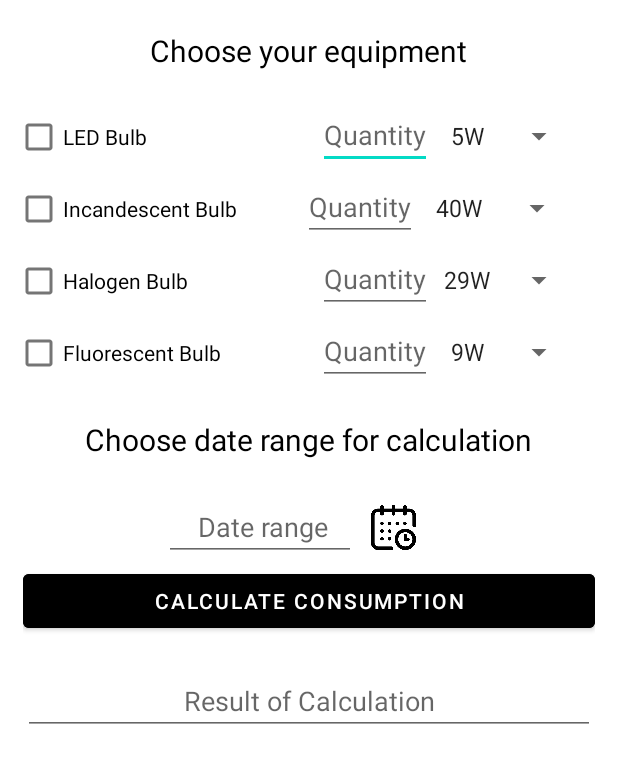
After one commit to vjatsishin/Guard-Line-diploma-project, an Android app: the CalculationActivity screen opened directly, with no data from a screen before it, on a phone screen of 412 x 824 dp. The commit adds this screen. Shown: the top 763 px of the screen. Run offline under Robolectric (Android 15) with nearby library versions, the phone set to English and light mode, and no system bars.

Commit message:
added new functional for calculating consumption

```diff
--- a/app/build.gradle
+++ b/app/build.gradle
@@ -3,13 +3,13 @@ plugins {
 }
 
 android {
-    compileSdkVersion 30
+    compileSdkVersion 34
     buildToolsVersion "30.0.2"
 
     defaultConfig {
         applicationId "com.example.myapplication"
         minSdkVersion 24
-        targetSdkVersion 30
+        targetSdkVersion 34
         versionCode 1
         versionName "1.0"
 
--- a/app/src/main/AndroidManifest.xml
+++ b/app/src/main/AndroidManifest.xml
@@ -10,7 +10,11 @@
         android:supportsRtl="true"
         android:theme="@style/Theme.MyApplication">
         <activity android:name=".SecondActivity"></activity>
-        <activity android:name=".MainActivity">
+
+        <activity android:name=".CalculationActivity"></activity>
+
+        <activity android:name=".MainActivity"
+            android:exported="true">
             <intent-filter>
                 <action android:name="android.intent.action.MAIN" />
 
--- /dev/null
+++ b/app/src/main/java/com/example/myapplication/CalculationActivity.java
@@ -0,0 +1,97 @@
+package com.example.myapplication;
+
+import android.os.Bundle;
+import android.view.View;
+import android.widget.AdapterView;
+import android.widget.ArrayAdapter;
+import android.widget.Button;
+import android.widget.CheckBox;
+import android.widget.EditText;
+import android.widget.ImageButton;
+import android.widget.Spinner;
+
+import androidx.annotation.Nullable;
+import androidx.appcompat.app.AppCompatActivity;
+
+public class CalculationActivity extends AppCompatActivity {
+
+    private ImageButton calendarBtn;
+    private Button calculateConsumptionBtn;
+    private EditText  consumptionResult, dateRange, quantityLedBulb, quantityIncandescentBulb, quantityHalogenBulb, quantityFluorescentBulb;
+    private CheckBox ledCheckBox, incandescentCheckBox, halogenCheckBox, fluorescentCheckBox;
+    private Spinner ledBulbPower, incandescentBulbPower, halogenBulbPower, fluorescentBulbPower;
+    @Override
+    protected void onCreate(@Nullable Bundle savedInstanceState) {
+        super.onCreate(savedInstanceState);
+        setContentView(R.layout.calculation_layout);
+        initComponents();
+    }
+
+    private void initComponents() {
+        calendarBtn = findViewById(R.id.calendarBtn);
+        calculateConsumptionBtn = findViewById(R.id.calculateConsumptionBtn);
+        consumptionResult = findViewById(R.id.consumptionResult);
+        dateRange = findViewById(R.id.dateRange);
+        quantityLedBulb = findViewById(R.id.quantityLedBulb);
+        quantityIncandescentBulb = findViewById(R.id.quantityIncandescentBulb);
+        quantityHalogenBulb = findViewById(R.id.quantityHalogenBulb);
+        quantityFluorescentBulb = findViewById(R.id.quantityFluorescentBulb);
+        ledCheckBox = findViewById(R.id.ledBulb);
+        incandescentCheckBox = findViewById(R.id.incandescentBulb);
+        halogenCheckBox = findViewById(R.id.halogenBulb);
+        fluorescentCheckBox = findViewById(R.id.fluorescentBulb);
+        ledBulbPower = findViewById(R.id.ledBulbPower);
+        incandescentBulbPower = findViewById(R.id.incandescentBulbPower);
+        halogenBulbPower = findViewById(R.id.halogenBulbPower);
+        fluorescentBulbPower = findViewById(R.id.fluorescentBulbPower);
+
+        String[] ledBulbAdapterStrings = {"5W", "7W", "9W", "12W", "15W"};
+        String[] incandescentBulbAdapterStrings = {"40W", "60W", "75W", "100W"};
+        String[] fluorescentBulbAdapterStrings = {"9W", "14W", "19W", "29W"};
+        String[] halogenBulbAdapterStrings = {"29W", "43W", "53W", "72W"};
+
+        ArrayAdapter<String> ledAdapter = new ArrayAdapter<>
+                (this,android.R.layout.simple_spinner_item,ledBulbAdapterStrings);
+        ArrayAdapter<String> incandescentAdapter = new ArrayAdapter<>
+                (this,android.R.layout.simple_spinner_item,incandescentBulbAdapterStrings);
+        ArrayAdapter<String> fluorescentAdapter = new ArrayAdapter<>
+                (this,android.R.layout.simple_spinner_item,fluorescentBulbAdapterStrings);
+        ArrayAdapter<String> halogenAdapter = new ArrayAdapter<>
+                (this,android.R.layout.simple_spinner_item,halogenBulbAdapterStrings);
+
+
+        ledBulbPower.setAdapter(ledAdapter);
+        ledBulbPower.setDropDownHorizontalOffset(400);
+        incandescentBulbPower.setAdapter(incandescentAdapter);
+        incandescentBulbPower.setDropDownHorizontalOffset(400);
+        fluorescentBulbPower.setAdapter(fluorescentAdapter);
+        fluorescentBulbPower.setDropDownHorizontalOffset(400);
+        halogenBulbPower.setAdapter(halogenAdapter);
+        halogenBulbPower.setDropDownHorizontalOffset(400);
+    }
+
+    @Override
+    protected void onStart() {
+        super.onStart();
+    }
+
+    @Override
+    protected void onStop() {
+        super.onStop();
+    }
+
+    @Override
+    protected void onDestroy() {
+        super.onDestroy();
+    }
+
+    @Override
+    protected void onPause() {
+        super.onPause();
+    }
+
+    @Override
+    protected void onResume() {
+        super.onResume();
+    }
+}
--- a/app/src/main/java/com/example/myapplication/MainActivity.java
+++ b/app/src/main/java/com/example/myapplication/MainActivity.java
@@ -87,33 +87,35 @@ public class MainActivity extends AppCompatActivity {
             @Override
             public void onClick(DialogInterface dialogInterface, int which) {
 
-                if (TextUtils.isEmpty(email.getText().toString())){
+                startActivity(new Intent(MainActivity.this, SecondActivity.class));
 
-                    Snackbar.make(root, "input your email", Snackbar.LENGTH_SHORT).show();
-                    return;
-                }
-                if (password.getText().toString().length()<8){
-
-                    Snackbar.make(root, "input your password which more then 8 symbols", Snackbar.LENGTH_SHORT).show();
-                    return;
-                }
-
-                auth.signInWithEmailAndPassword(email.getText().toString(), password.getText().toString())
-                .addOnSuccessListener(new OnSuccessListener<AuthResult>() {
-                    @Override
-                    public void onSuccess(AuthResult authResult) {
-
-                        startActivity(new Intent(MainActivity.this, SecondActivity.class));
-
-                    }
-                })
-
-                .addOnFailureListener(new OnFailureListener() {
-                    @Override
-                    public void onFailure(@NonNull Exception e) {
-                        Snackbar.make(root, "incorect authorization. " + e.getMessage(),Snackbar.LENGTH_LONG).show();
-                    }
-                });
+//                if (TextUtils.isEmpty(email.getText().toString())){
+//
+//                    Snackbar.make(root, "input your email", Snackbar.LENGTH_SHORT).show();
+//                    return;
+//                }
+//                if (password.getText().toString().length()<8){
+//
+//                    Snackbar.make(root, "input your password which more then 8 symbols", Snackbar.LENGTH_SHORT).show();
+//                    return;
+//                }
+//
+//                auth.signInWithEmailAndPassword(email.getText().toString(), password.getText().toString())
+//                .addOnSuccessListener(new OnSuccessListener<AuthResult>() {
+//                    @Override
+//                    public void onSuccess(AuthResult authResult) {
+//
+//                        startActivity(new Intent(MainActivity.this, SecondActivity.class));
+//
+//                    }
+//                })
+//
+//                .addOnFailureListener(new OnFailureListener() {
+//                    @Override
+//                    public void onFailure(@NonNull Exception e) {
+//                        Snackbar.make(root, "incorect authorization. " + e.getMessage(),Snackbar.LENGTH_LONG).show();
+//                    }
+//                });
 
 
 
--- a/app/src/main/java/com/example/myapplication/Models/User.java
+++ b/app/src/main/java/com/example/myapplication/Models/User.java
@@ -1,6 +1,9 @@
 package com.example.myapplication.Models;
 
 
+import lombok.Data;
+
+@Data
 public class User {
     private String fname;
     private String sname;
--- a/app/src/main/java/com/example/myapplication/SecondActivity.java
+++ b/app/src/main/java/com/example/myapplication/SecondActivity.java
@@ -20,7 +20,7 @@ import static android.view.View.*;
 
 public class SecondActivity extends AppCompatActivity {
 
-    Button btnTemp1, btnTemp2, btnHum1, btnHum2, btnSignout;
+    Button btnTemp1, btnTemp2, btnHum1, btnHum2, btnSignout, calculateConsumption;
     FirebaseDatabase db = FirebaseDatabase.getInstance();
     DatabaseReference T1 = db.getReference("Users");
 
@@ -36,6 +36,7 @@ public class SecondActivity extends AppCompatActivity {
         super.onCreate(savedInstanceState);
         setContentView(R.layout.activity_second);
 
+        calculateConsumption = findViewById(R.id.calculateConsumption);
         btnTemp1 = findViewById(R.id.btnTemp1);
         btnTemp2 = findViewById(R.id.btnTemp2);
         btnHum1 = findViewById(R.id.btnHum1);
@@ -43,6 +44,14 @@ public class SecondActivity extends AppCompatActivity {
         btnSignout = findViewById(R.id.btnSignout);
         db= FirebaseDatabase.getInstance();
         T1 = db.getReference("Users");
+
+        calculateConsumption.setOnClickListener(new OnClickListener() {
+            @Override
+            public void onClick(View v) {
+                startActivity(new Intent(SecondActivity.this, CalculationActivity.class));
+
+            }
+        });
 
     }
 
--- a/app/src/main/java/com/example/myapplication/readTemp2.java
+++ b/app/src/main/java/com/example/myapplication/readTemp2.java
@@ -49,7 +49,7 @@ public class readTemp2 extends AppCompatActivity {
                 for(DataSnapshot ds: dataSnapshot.getChildren()){
                     User user = ds.getValue(User.class);
                     assert user != null;
-                    listData1.add(user.temperature);
+                    listData1.add(user.getTemperature());
                 }
                 adapter1.notifyDataSetChanged();
 
--- a/app/src/main/res/layout/activity_second.xml
+++ b/app/src/main/res/layout/activity_second.xml
@@ -69,10 +69,21 @@
         android:layout_marginEnd="15dp"
         android:layout_marginBottom="20dp"
         android:orientation="vertical"
-        android:weightSum="4">
+        android:weightSum="5">
+
+        <Button
+            android:id="@+id/calculateConsumption"
+            android:layout_width="match_parent"
+            android:layout_height="wrap_content"
+            android:layout_marginBottom="0dp"
+            android:layout_weight="1"
+            android:background="@drawable/btn_temp1"
+            android:text="@string/CalculateConsumption"
+            android:textColor="@color/black" />
 
         <Button
             android:id="@+id/btnTemp1"
+            android:layout_marginTop="5dp"
             android:layout_width="match_parent"
             android:layout_height="wrap_content"
             android:layout_marginBottom="0dp"
@@ -80,7 +91,8 @@
             android:background="@drawable/btn_temp1"
             android:onClick="onClickTemp2"
             android:text="@string/Temp1"
-            android:textColor="@color/black" />
+            android:textColor="@color/black"
+            tools:ignore="OnClick" />
 
         <Button
             android:id="@+id/btnTemp2"
--- /dev/null
+++ b/app/src/main/res/layout/calculation_layout.xml
@@ -0,0 +1,244 @@
+<?xml version="1.0" encoding="utf-8"?>
+<LinearLayout xmlns:android="http://schemas.android.com/apk/res/android"
+    android:layout_width="match_parent"
+    android:layout_height="match_parent">
+
+    <LinearLayout
+        android:layout_width="match_parent"
+        android:layout_height="wrap_content"
+        android:orientation="vertical">
+
+        <TextView
+            android:layout_marginTop="20dp"
+            android:layout_width="wrap_content"
+            android:layout_height="wrap_content"
+            android:textSize="20dp"
+            android:textColor="@color/black"
+            android:layout_gravity="center"
+            android:text="Choose your equipment"
+            android:layout_marginBottom="20dp"/>
+
+        <LinearLayout
+            android:layout_width="match_parent"
+            android:layout_height="wrap_content"
+            android:orientation="horizontal"
+            android:layout_marginStart="10dp"
+            android:layout_marginEnd="10dp"
+            android:weightSum="0.9">
+
+            <CheckBox
+                android:id="@+id/ledBulb"
+                android:layout_width="match_parent"
+                android:layout_height="wrap_content"
+                android:layout_weight="1"
+                android:text="LED Bulb">
+
+            </CheckBox>
+
+            <EditText
+                android:id="@+id/quantityLedBulb"
+                android:layout_width="wrap_content"
+                android:layout_height="wrap_content"
+                android:hint="Quantity">
+
+            </EditText>
+
+            <Spinner
+                android:id="@+id/ledBulbPower"
+                android:layout_width="wrap_content"
+                android:gravity="center"
+                android:layout_height="wrap_content"
+                android:hint="Power">
+
+            </Spinner>
+
+        </LinearLayout>
+
+        <LinearLayout
+            android:layout_width="match_parent"
+            android:layout_height="wrap_content"
+            android:orientation="horizontal"
+            android:layout_marginStart="10dp"
+            android:layout_marginEnd="10dp"
+            android:weightSum="0.9">
+
+            <CheckBox
+                android:id="@+id/incandescentBulb"
+                android:layout_width="match_parent"
+                android:layout_height="wrap_content"
+                android:layout_weight="1"
+                android:text="Incandescent Bulb">
+
+            </CheckBox>
+
+            <EditText
+                android:id="@+id/quantityIncandescentBulb"
+                android:layout_width="wrap_content"
+                android:layout_height="wrap_content"
+                android:hint="Quantity">
+            </EditText>
+
+            <Spinner
+                android:id="@+id/incandescentBulbPower"
+                android:layout_width="wrap_content"
+                android:layout_height="wrap_content"
+                android:gravity="center"
+                android:hint="Power">
+
+            </Spinner>
+
+        </LinearLayout>
+
+        <LinearLayout
+            android:layout_width="match_parent"
+            android:layout_height="wrap_content"
+            android:orientation="horizontal"
+            android:layout_marginStart="10dp"
+            android:layout_marginEnd="10dp"
+            android:weightSum="0.9">
+
+            <CheckBox
+                android:id="@+id/halogenBulb"
+                android:layout_width="match_parent"
+                android:layout_height="wrap_content"
+                android:layout_weight="1"
+                android:text="Halogen Bulb">
+
+            </CheckBox>
+
+            <EditText
+                android:id="@+id/quantityHalogenBulb"
+                android:layout_width="wrap_content"
+                android:layout_height="wrap_content"
+                android:hint="Quantity">
+
+            </EditText>
+
+            <Spinner
+                android:id="@+id/halogenBulbPower"
+                android:layout_width="wrap_content"
+                android:layout_height="wrap_content"
+                android:gravity="center"
+                android:hint="Power">
+
+            </Spinner>
+
+        </LinearLayout>
+
+        <LinearLayout
+            android:layout_width="match_parent"
+            android:layout_height="wrap_content"
+            android:orientation="horizontal"
+            android:layout_marginStart="10dp"
+            android:layout_marginEnd="10dp"
+            android:weightSum="0.9">
+
+            <CheckBox
+                android:id="@+id/fluorescentBulb"
+                android:layout_width="match_parent"
+                android:layout_height="wrap_content"
+                android:layout_weight="1"
+                android:text="Fluorescent Bulb">
+
+            </CheckBox>
+
+            <EditText
+                android:id="@+id/quantityFluorescentBulb"
+                android:layout_width="wrap_content"
+                android:layout_height="wrap_content"
+                android:hint="Quantity">
+
+            </EditText>
+
+            <Spinner
+                android:id="@+id/fluorescentBulbPower"
+                android:layout_width="wrap_content"
+                android:layout_height="wrap_content"
+                android:gravity="center"
+                android:hint="Power">
+
+            </Spinner>
+
+        </LinearLayout>
+
+        <LinearLayout
+            android:layout_width="match_parent"
+            android:layout_height="wrap_content"
+            android:layout_marginTop="20dp"
+            android:gravity="center">
+
+            <TextView
+                android:layout_width="wrap_content"
+                android:layout_height="wrap_content"
+                android:text="Choose date range for calculation"
+                android:textSize="20dp"
+                android:textColor="@color/black">
+
+            </TextView>
+
+
+        </LinearLayout>
+
+        <LinearLayout
+            android:layout_width="match_parent"
+            android:layout_height="wrap_content"
+            android:layout_marginTop="20dp"
+            android:gravity="center"
+            android:orientation="horizontal">
+
+            <EditText
+                android:id="@+id/dateRange"
+                android:layout_width="wrap_content"
+                android:layout_height="wrap_content"
+                android:hint="    Date range   ">
+
+            </EditText>
+
+            <ImageButton
+                android:id="@+id/calendarBtn"
+                android:layout_width="50dp"
+                android:layout_height="50dp"
+                android:background="@color/white"
+                android:padding="10dp"
+                android:layout_marginEnd="15dp"
+                android:scaleType="centerInside"
+                android:src="@drawable/calendar">
+            </ImageButton>
+        </LinearLayout>
+
+        <LinearLayout
+            android:layout_width="match_parent"
+            android:layout_height="wrap_content"
+            android:layout_marginStart="15dp"
+            android:layout_marginEnd="15dp">
+
+            <Button
+                android:id="@+id/calculateConsumptionBtn"
+                android:layout_width="match_parent"
+                android:layout_height="wrap_content"
+                android:backgroundTint="@color/black"
+                android:text="@string/CalculateConsumption">
+
+            </Button>
+        </LinearLayout>
+
+        <LinearLayout
+            android:layout_width="match_parent"
+            android:layout_height="wrap_content"
+            android:layout_marginStart="15dp"
+            android:layout_marginEnd="15dp"
+            android:layout_marginTop="20dp">
+
+            <EditText
+                android:id="@+id/consumptionResult"
+                android:layout_width="match_parent"
+                android:layout_height="wrap_content"
+                android:gravity="center"
+                android:hint="Result of Calculation">
+            </EditText>
+        </LinearLayout>
+
+
+
+    </LinearLayout>
+</LinearLayout>
--- a/app/src/main/res/values/strings.xml
+++ b/app/src/main/res/values/strings.xml
@@ -11,5 +11,6 @@
     <string name="Hum1" translatable="false">Humanity in 1st room</string>
     <string name="Hum2" translatable="false">Humanity in 2nd room</string>
     <string name="Sign_out" translatable="false">Sign Out</string>
+    <string name="CalculateConsumption" translatable="false"> Calculate Consumption</string>
 
 </resources>
```
Also changed, not shown: app/src/main/res/drawable/calendar.png (added), gradle/wrapper/gradle-wrapper.properties, 3 other files.
